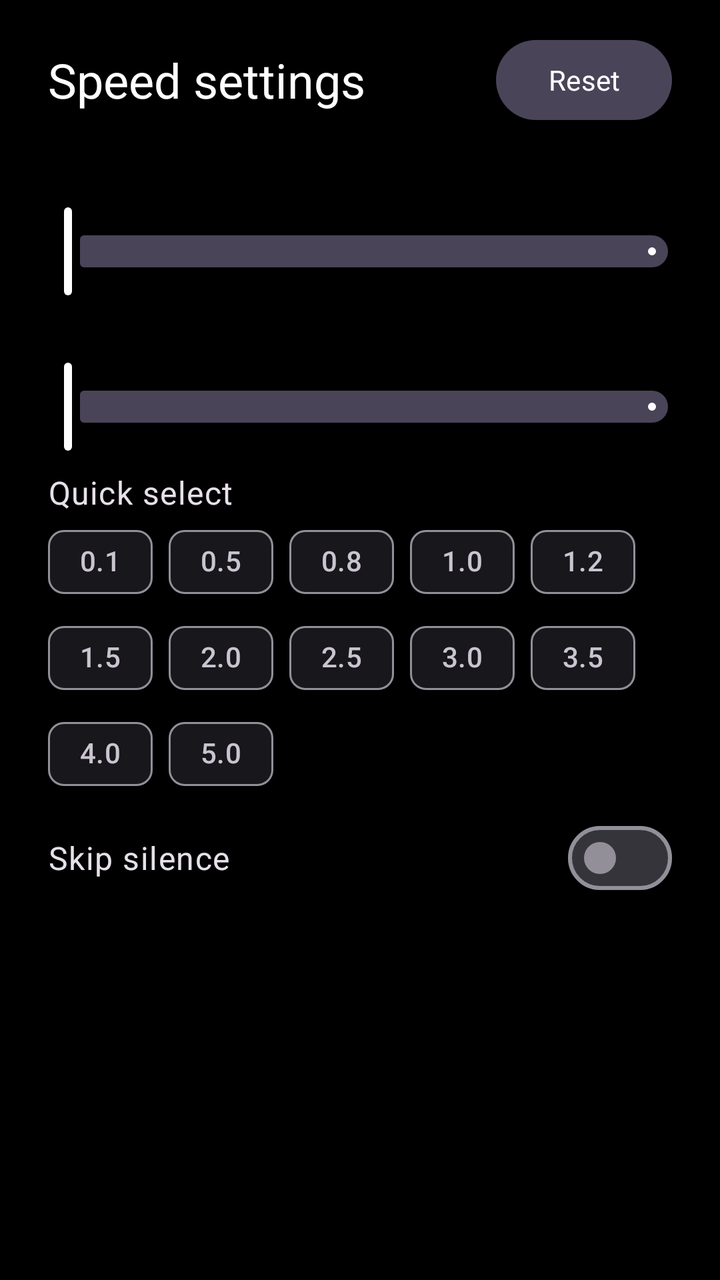
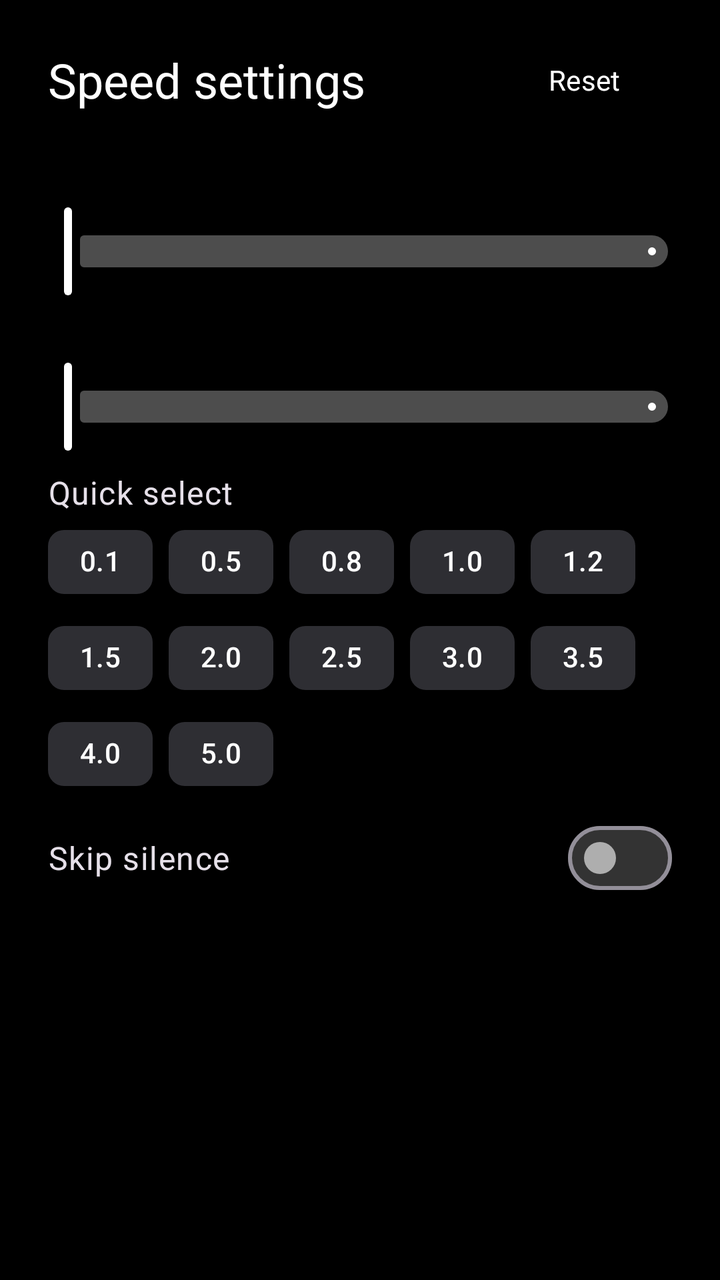

Before-and-after screenshots of an Android layout around one commit, followed by the original layout XML and the change that was made.
<!-- AndroidManifest.xml: application theme Theme.App -->
<!-- res/layout/dialog_speed_setting.xml -->
<?xml version="1.0" encoding="utf-8"?>
<androidx.appcompat.widget.LinearLayoutCompat xmlns:android="http://schemas.android.com/apk/res/android"
    xmlns:app="http://schemas.android.com/apk/res-auto"
    android:layout_width="match_parent"
    android:layout_height="match_parent"
    android:orientation="vertical">

    <androidx.appcompat.widget.LinearLayoutCompat
        android:layout_width="match_parent"
        android:layout_height="wrap_content"
        android:gravity="center_vertical"
        android:orientation="horizontal"
        android:paddingStart="24dp"
        android:paddingTop="16dp"
        android:paddingEnd="24dp"
        android:paddingBottom="8dp">

        <com.google.android.material.textview.MaterialTextView
            android:layout_width="0dp"
            android:layout_height="wrap_content"
            android:layout_weight="1"
            android:text="@string/speed_setting"
            android:textAppearance="?attr/textAppearanceHeadlineSmall"
            android:textColor="?attr/colorOnSurface" />

        <com.google.android.material.button.MaterialButton
            android:id="@+id/reset"
            style="@style/Widget.Material3.Button.TonalButton"
            android:layout_width="wrap_content"
            android:layout_height="wrap_content"
            android:text="@string/speed_setting_reset"
            android:textColor="?attr/colorPrimary" />

    </androidx.appcompat.widget.LinearLayoutCompat>

    <androidx.core.widget.NestedScrollView
        android:layout_width="match_parent"
        android:layout_height="match_parent"
        android:fillViewport="true"
        android:overScrollMode="never">

        <androidx.appcompat.widget.LinearLayoutCompat
            android:layout_width="match_parent"
            android:layout_height="wrap_content"
            android:orientation="vertical"
            android:paddingBottom="24dp">

            <include
                android:id="@+id/speed"
                layout="@layout/view_setting_slider" />

            <include
                android:id="@+id/longPressSpeed"
                layout="@layout/view_setting_slider" />

            <com.google.android.material.textview.MaterialTextView
                android:layout_width="match_parent"
                android:layout_height="wrap_content"
                android:paddingHorizontal="24dp"
                android:paddingTop="8dp"
                android:text="@string/speed_setting_quick"
                android:textAppearance="?attr/textAppearanceBodyLarge" />

            <com.google.android.material.chip.ChipGroup
                android:id="@+id/presetGroup"
                android:layout_width="match_parent"
                android:layout_height="wrap_content"
                android:paddingHorizontal="24dp"
                app:chipSpacingVertical="0dp">

                <com.google.android.material.chip.Chip
                    android:id="@+id/preset01"
                    style="@style/Widget.Material3.Chip.Filter"
                    android:layout_width="wrap_content"
                    android:layout_height="wrap_content"
                    android:checkable="false"
                    android:fontFeatureSettings="tnum"
                    android:text="0.1" />

                <com.google.android.material.chip.Chip
                    android:id="@+id/preset02"
                    style="@style/Widget.Material3.Chip.Filter"
                    android:layout_width="wrap_content"
                    android:layout_height="wrap_content"
                    android:checkable="false"
                    android:fontFeatureSettings="tnum"
                    android:text="0.5" />

                <com.google.android.material.chip.Chip
                    android:id="@+id/preset03"
                    style="@style/Widget.Material3.Chip.Filter"
                    android:layout_width="wrap_content"
                    android:layout_height="wrap_content"
                    android:checkable="false"
                    android:fontFeatureSettings="tnum"
                    android:text="0.8" />

                <com.google.android.material.chip.Chip
                    android:id="@+id/preset04"
                    style="@style/Widget.Material3.Chip.Filter"
                    android:layout_width="wrap_content"
                    android:layout_height="wrap_content"
                    android:checkable="false"
                    android:fontFeatureSettings="tnum"
                    android:text="1.0" />

                <com.google.android.material.chip.Chip
                    android:id="@+id/preset05"
                    style="@style/Widget.Material3.Chip.Filter"
                    android:layout_width="wrap_content"
                    android:layout_height="wrap_content"
                    android:checkable="false"
                    android:fontFeatureSettings="tnum"
                    android:text="1.2" />

                <com.google.android.material.chip.Chip
                    android:id="@+id/preset06"
                    style="@style/Widget.Material3.Chip.Filter"
                    android:layout_width="wrap_content"
                    android:layout_height="wrap_content"
                    android:checkable="false"
                    android:fontFeatureSettings="tnum"
                    android:text="1.5" />

                <com.google.android.material.chip.Chip
                    android:id="@+id/preset07"
                    style="@style/Widget.Material3.Chip.Filter"
                    android:layout_width="wrap_content"
                    android:layout_height="wrap_content"
                    android:checkable="false"
                    android:fontFeatureSettings="tnum"
                    android:text="2.0" />

                <com.google.android.material.chip.Chip
                    android:id="@+id/preset08"
                    style="@style/Widget.Material3.Chip.Filter"
                    android:layout_width="wrap_content"
                    android:layout_height="wrap_content"
                    android:checkable="false"
                    android:fontFeatureSettings="tnum"
                    android:text="2.5" />

                <com.google.android.material.chip.Chip
                    android:id="@+id/preset09"
                    style="@style/Widget.Material3.Chip.Filter"
                    android:layout_width="wrap_content"
                    android:layout_height="wrap_content"
                    android:checkable="false"
                    android:fontFeatureSettings="tnum"
                    android:text="3.0" />

                <com.google.android.material.chip.Chip
                    android:id="@+id/preset10"
                    style="@style/Widget.Material3.Chip.Filter"
                    android:layout_width="wrap_content"
                    android:layout_height="wrap_content"
                    android:checkable="false"
                    android:fontFeatureSettings="tnum"
                    android:text="3.5" />

                <com.google.android.material.chip.Chip
                    android:id="@+id/preset11"
                    style="@style/Widget.Material3.Chip.Filter"
                    android:layout_width="wrap_content"
                    android:layout_height="wrap_content"
                    android:checkable="false"
                    android:fontFeatureSettings="tnum"
                    android:text="4.0" />

                <com.google.android.material.chip.Chip
                    android:id="@+id/preset12"
                    style="@style/Widget.Material3.Chip.Filter"
                    android:layout_width="wrap_content"
                    android:layout_height="wrap_content"
                    android:checkable="false"
                    android:fontFeatureSettings="tnum"
                    android:text="5.0" />

            </com.google.android.material.chip.ChipGroup>

            <androidx.appcompat.widget.LinearLayoutCompat
                android:id="@+id/skipSilenceRow"
                android:layout_width="match_parent"
                android:layout_height="wrap_content"
                android:background="?attr/selectableItemBackground"
                android:gravity="center_vertical"
                android:orientation="horizontal"
                android:paddingHorizontal="24dp"
                android:paddingVertical="4dp">

                <com.google.android.material.textview.MaterialTextView
                    android:layout_width="0dp"
                    android:layout_height="wrap_content"
                    android:layout_weight="1"
                    android:text="@string/speed_setting_skip_silence"
                    android:textAppearance="?attr/textAppearanceBodyLarge" />

                <com.google.android.material.materialswitch.MaterialSwitch
                    android:id="@+id/skipSilenceSwitch"
                    android:layout_width="wrap_content"
                    android:layout_height="wrap_content" />

            </androidx.appcompat.widget.LinearLayoutCompat>
        </androidx.appcompat.widget.LinearLayoutCompat>
    </androidx.core.widget.NestedScrollView>
</androidx.appcompat.widget.LinearLayoutCompat>
<!-- res/layout/view_setting_slider.xml (included above) -->
<?xml version="1.0" encoding="utf-8"?>
<androidx.appcompat.widget.LinearLayoutCompat xmlns:android="http://schemas.android.com/apk/res/android"
    xmlns:app="http://schemas.android.com/apk/res-auto"
    android:id="@+id/row"
    android:layout_width="match_parent"
    android:layout_height="wrap_content"
    android:orientation="vertical">

    <androidx.appcompat.widget.LinearLayoutCompat
        android:layout_width="match_parent"
        android:layout_height="wrap_content"
        android:gravity="center_vertical"
        android:orientation="horizontal"
        android:paddingHorizontal="24dp"
        android:paddingTop="8dp">

        <com.google.android.material.textview.MaterialTextView
            android:id="@+id/title"
            android:layout_width="0dp"
            android:layout_height="wrap_content"
            android:layout_weight="1"
            android:textAppearance="?attr/textAppearanceBodyLarge" />

        <com.google.android.material.textview.MaterialTextView
            android:id="@+id/value"
            android:layout_width="wrap_content"
            android:layout_height="wrap_content"
            android:fontFeatureSettings="tnum"
            android:textAppearance="?attr/textAppearanceBodyMedium"
            android:textColor="?attr/colorOnSurface" />

    </androidx.appcompat.widget.LinearLayoutCompat>

    <com.google.android.material.slider.Slider
        android:id="@+id/slider"
        android:layout_width="match_parent"
        android:layout_height="wrap_content"
        android:layout_marginHorizontal="12dp"
        android:focusable="true"
        app:tickVisible="false" />

</androidx.appcompat.widget.LinearLayoutCompat>
<!-- resources referenced by this layout -->
<resources>
  <string name="speed_setting">Speed settings</string>
  <string name="speed_setting_quick">Quick select</string>
  <string name="speed_setting_reset">Reset</string>
  <string name="speed_setting_skip_silence">Skip silence</string>
  <style name="Theme.App" parent="Theme.Base" />
  <color name="qbox_text">#FFFFFF</color>
  <color name="qbox_surface">#17171C</color>
  <style name="ThemeOverlay.QBox.Dialog" parent="ThemeOverlay.Material3.MaterialAlertDialog">
          <item name="colorSurface">@color/qbox_surface</item>
          <item name="colorSurfaceContainerHigh">@color/qbox_surface</item>
          <item name="colorSurfaceContainer">@color/qbox_surface</item>
          <item name="elevationOverlayEnabled">false</item>
      </style>
  <color name="qbox_bg">#000000</color>
  <style name="NoAnim">
          <item name="android:activityOpenEnterAnimation">@null</item>
          <item name="android:activityOpenExitAnimation">@null</item>
          <item name="android:activityCloseEnterAnimation">@null</item>
          <item name="android:activityCloseExitAnimation">@null</item>
      </style>
  <style name="QBox.BottomSheet" parent="Widget.Material3.BottomSheet">
          <item name="marginLeftSystemWindowInsets">false</item>
          <item name="marginRightSystemWindowInsets">false</item>
          <item name="marginTopSystemWindowInsets">false</item>
      </style>
  <style name="QBox.PanelAnim" parent="android:Animation.Dialog" />
  <!-- unchanged entries left out for length: 2 -->
</resources>

<!-- the commit's change to res/layout/dialog_speed_setting.xml (unified diff, before → after) -->
@@ -25,7 +25,7 @@
 
         <com.google.android.material.button.MaterialButton
             android:id="@+id/reset"
-            style="@style/Widget.Material3.Button.TonalButton"
+            style="@style/QBoxDialogButton"
             android:layout_width="wrap_content"
             android:layout_height="wrap_content"
             android:text="@string/speed_setting_reset"
@@ -70,7 +70,7 @@
 
                 <com.google.android.material.chip.Chip
                     android:id="@+id/preset01"
-                    style="@style/Widget.Material3.Chip.Filter"
+                    style="@style/QBoxDialogChip"
                     android:layout_width="wrap_content"
                     android:layout_height="wrap_content"
                     android:checkable="false"
@@ -79,7 +79,7 @@
 
                 <com.google.android.material.chip.Chip
                     android:id="@+id/preset02"
-                    style="@style/Widget.Material3.Chip.Filter"
+                    style="@style/QBoxDialogChip"
                     android:layout_width="wrap_content"
                     android:layout_height="wrap_content"
                     android:checkable="false"
@@ -88,7 +88,7 @@
 
                 <com.google.android.material.chip.Chip
                     android:id="@+id/preset03"
-                    style="@style/Widget.Material3.Chip.Filter"
+                    style="@style/QBoxDialogChip"
                     android:layout_width="wrap_content"
                     android:layout_height="wrap_content"
                     android:checkable="false"
@@ -97,7 +97,7 @@
 
                 <com.google.android.material.chip.Chip
                     android:id="@+id/preset04"
-                    style="@style/Widget.Material3.Chip.Filter"
+                    style="@style/QBoxDialogChip"
                     android:layout_width="wrap_content"
                     android:layout_height="wrap_content"
                     android:checkable="false"
@@ -106,7 +106,7 @@
 
                 <com.google.android.material.chip.Chip
                     android:id="@+id/preset05"
-                    style="@style/Widget.Material3.Chip.Filter"
+                    style="@style/QBoxDialogChip"
                     android:layout_width="wrap_content"
                     android:layout_height="wrap_content"
                     android:checkable="false"
@@ -115,7 +115,7 @@
 
                 <com.google.android.material.chip.Chip
                     android:id="@+id/preset06"
-                    style="@style/Widget.Material3.Chip.Filter"
+                    style="@style/QBoxDialogChip"
                     android:layout_width="wrap_content"
                     android:layout_height="wrap_content"
                     android:checkable="false"
@@ -124,7 +124,7 @@
 
                 <com.google.android.material.chip.Chip
                     android:id="@+id/preset07"
-                    style="@style/Widget.Material3.Chip.Filter"
+                    style="@style/QBoxDialogChip"
                     android:layout_width="wrap_content"
                     android:layout_height="wrap_content"
                     android:checkable="false"
@@ -133,7 +133,7 @@
 
                 <com.google.android.material.chip.Chip
                     android:id="@+id/preset08"
-                    style="@style/Widget.Material3.Chip.Filter"
+                    style="@style/QBoxDialogChip"
                     android:layout_width="wrap_content"
                     android:layout_height="wrap_content"
                     android:checkable="false"
@@ -142,7 +142,7 @@
 
                 <com.google.android.material.chip.Chip
                     android:id="@+id/preset09"
-                    style="@style/Widget.Material3.Chip.Filter"
+                    style="@style/QBoxDialogChip"
                     android:layout_width="wrap_content"
                     android:layout_height="wrap_content"
                     android:checkable="false"
@@ -151,7 +151,7 @@
 
                 <com.google.android.material.chip.Chip
                     android:id="@+id/preset10"
-                    style="@style/Widget.Material3.Chip.Filter"
+                    style="@style/QBoxDialogChip"
                     android:layout_width="wrap_content"
                     android:layout_height="wrap_content"
                     android:checkable="false"
@@ -160,7 +160,7 @@
 
                 <com.google.android.material.chip.Chip
                     android:id="@+id/preset11"
-                    style="@style/Widget.Material3.Chip.Filter"
+                    style="@style/QBoxDialogChip"
                     android:layout_width="wrap_content"
                     android:layout_height="wrap_content"
                     android:checkable="false"
@@ -169,7 +169,7 @@
 
                 <com.google.android.material.chip.Chip
                     android:id="@+id/preset12"
-                    style="@style/Widget.Material3.Chip.Filter"
+                    style="@style/QBoxDialogChip"
                     android:layout_width="wrap_content"
                     android:layout_height="wrap_content"
                     android:checkable="false"
@@ -196,6 +196,7 @@
                     android:textAppearance="?attr/textAppearanceBodyLarge" />
 
                 <com.google.android.material.materialswitch.MaterialSwitch
+        app:thumbTint="@color/switch_thumb" app:trackTint="@color/switch_track"
                     android:id="@+id/skipSilenceSwitch"
                     android:layout_width="wrap_content"
                     android:layout_height="wrap_content" />
@@ -226,7 +227,8 @@
             android:layout_width="0dp"
             android:layout_height="wrap_content"
             android:layout_weight="1"
-            android:textAppearance="?attr/textAppearanceBodyLarge" />
+            android:textAppearance="?attr/textAppearanceBodyLarge"
+            android:textColor="@color/qbox_text" />
 
         <com.google.android.material.textview.MaterialTextView
             android:id="@+id/value"
@@ -234,16 +236,21 @@
             android:layout_height="wrap_content"
             android:fontFeatureSettings="tnum"
             android:textAppearance="?attr/textAppearanceBodyMedium"
-            android:textColor="?attr/colorOnSurface" />
+            android:textColor="@color/qbox_text_dim" />
 
     </androidx.appcompat.widget.LinearLayoutCompat>
 
+    
     <com.google.android.material.slider.Slider
         android:id="@+id/slider"
         android:layout_width="match_parent"
         android:layout_height="wrap_content"
         android:layout_marginHorizontal="12dp"
         android:focusable="true"
-        app:tickVisible="false" />
+        app:haloColor="@color/transparent"
+        app:thumbTint="@color/qbox_text"
+        app:tickVisible="false"
+        app:trackColorActive="@color/qbox_text"
+        app:trackColorInactive="@color/white_30" />
 
 </androidx.appcompat.widget.LinearLayoutCompat>
<!-- resource entries referenced after the edit -->
@@ -4,8 +4,66 @@
   <string name="speed_setting_quick">Quick select</string>
   <string name="speed_setting_reset">Reset</string>
   <string name="speed_setting_skip_silence">Skip silence</string>
+  <style name="QBoxDialogButton" parent="Widget.Material3.Button.TextButton">
+          <item name="android:textColor">@color/text</item>
+          <item name="android:background">@drawable/selector_chip_round</item>
+          <item name="rippleColor">@color/transparent</item>
+      </style>
+  <style name="QBoxDialogChip" parent="Widget.Material3.Chip.Filter">
+          <item name="chipStrokeWidth">0dp</item>
+          <item name="chipBackgroundColor">@color/chip_bed</item>
+          <item name="android:textColor">@color/text</item>
+          <item name="checkedIconVisible">false</item>
+          <item name="chipIconVisible">false</item>
+      </style>
   <style name="Theme.App" parent="Theme.Base" />
+  <!-- drawable selector_chip_round (drawable) -->
+  <?xml version="1.0" encoding="utf-8"?>
+  <selector xmlns:android="http://schemas.android.com/apk/res/android">
+      <item android:drawable="@drawable/shape_chip_round_focused" android:state_focused="true" />
+      <item android:drawable="@drawable/shape_chip_round_activated" android:state_selected="true" />
+      <item android:drawable="@drawable/shape_chip_round_normal" />
+  </selector>
+  <!-- drawable shape_chip_round_focused (drawable) -->
+  <?xml version="1.0" encoding="utf-8"?>
+  <shape xmlns:android="http://schemas.android.com/apk/res/android"
+      android:shape="rectangle">
+      <solid android:color="@color/qbox_text" />
+      <corners android:radius="999dp" />
+      <padding
+          android:bottom="8dp"
+          android:left="14dp"
+          android:right="14dp"
+          android:top="8dp" />
+  </shape>
+  <!-- drawable shape_chip_round_activated (drawable) -->
+  <?xml version="1.0" encoding="utf-8"?>
+  <shape xmlns:android="http://schemas.android.com/apk/res/android"
+      android:shape="rectangle">
+      <solid android:color="#1FFFFFFF" />
+      <corners android:radius="999dp" />
+      <padding
+          android:bottom="8dp"
+          android:left="14dp"
+          android:right="14dp"
+          android:top="8dp" />
+  </shape>
+  <!-- drawable shape_chip_round_normal (drawable) -->
+  <?xml version="1.0" encoding="utf-8"?>
+  <shape xmlns:android="http://schemas.android.com/apk/res/android"
+      android:shape="rectangle">
+      <solid android:color="@color/transparent" />
+      <corners android:radius="999dp" />
+      <padding
+          android:bottom="8dp"
+          android:left="14dp"
+          android:right="14dp"
+          android:top="8dp" />
+  </shape>
   <color name="qbox_text">#FFFFFF</color>
+  <color name="qbox_text_dim">#C9C9D1</color>
+  <color name="transparent">#00000000</color>
+  <color name="white_30">#4DFFFFFF</color>
   <color name="qbox_surface">#17171C</color>
   <style name="ThemeOverlay.QBox.Dialog" parent="ThemeOverlay.Material3.MaterialAlertDialog">
           <item name="colorSurface">@color/qbox_surface</item>
